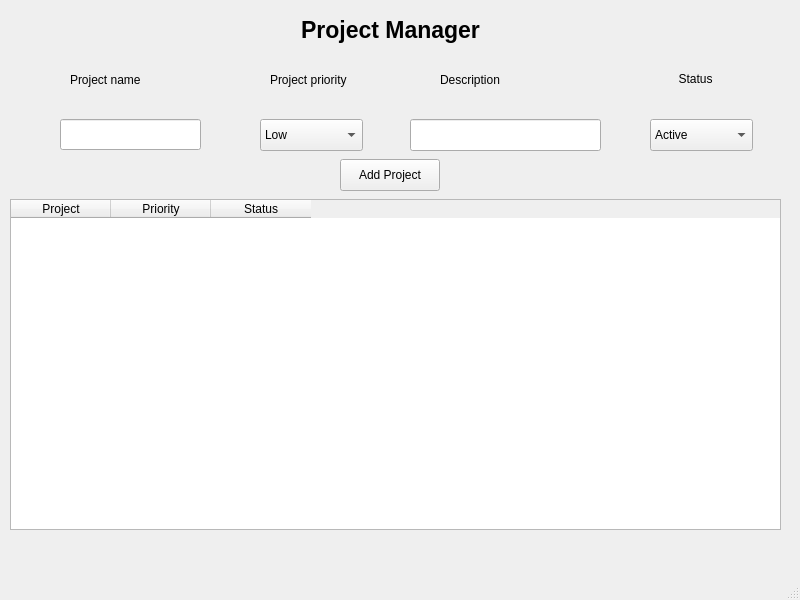
av7267/Cpp-and-Qt-learning, file Qt_projects/project_manager/mainwindow.ui: the form before one commit.
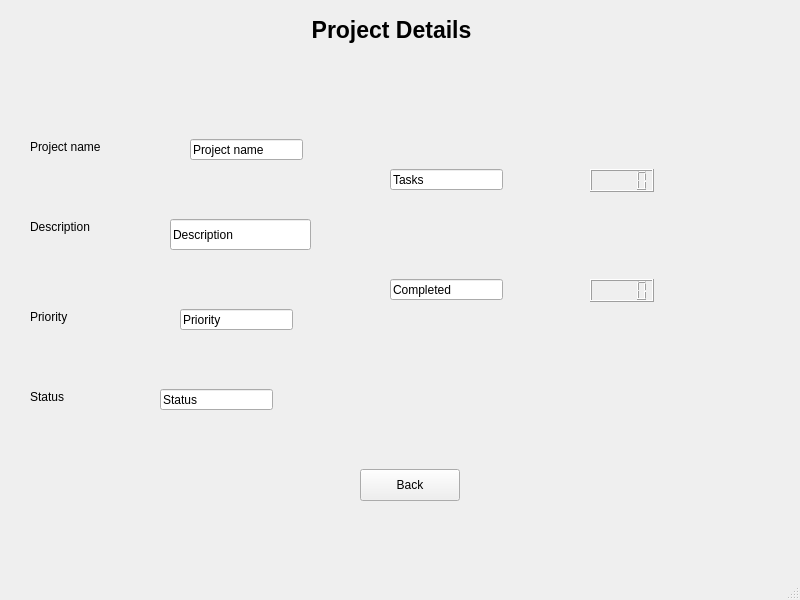
The form after the commit. The open tabs and pages were chosen to show the change. Icons and pictures are not drawn.

Commit message: added a project and done some questions on c++ with multiple concepts together in one question

Diff of the .ui file:
```diff
--- a/Qt_projects/project_manager/mainwindow.ui
+++ b/Qt_projects/project_manager/mainwindow.ui
@@ -119,7 +119,7 @@
        </font>
       </property>
       <property name="text">
-       <string>Project Manager</string>
+       <string>Project Management</string>
       </property>
       <property name="alignment">
        <set>Qt::AlignmentFlag::AlignCenter</set>
@@ -174,8 +174,8 @@
      <widget class="QPushButton" name="add_proj">
       <property name="geometry">
        <rect>
-        <x>340</x>
-        <y>160</y>
+        <x>330</x>
+        <y>180</y>
         <width>100</width>
         <height>32</height>
        </rect>
@@ -188,9 +188,9 @@
       <property name="geometry">
        <rect>
         <x>10</x>
-        <y>200</y>
+        <y>220</y>
         <width>771</width>
-        <height>331</height>
+        <height>311</height>
        </rect>
       </property>
       <property name="columnCount">
@@ -290,7 +290,314 @@
       </item>
      </widget>
     </widget>
-    <widget class="QWidget" name="page_details"/>
+    <widget class="QWidget" name="Project_details">
+     <widget class="QLabel" name="Heading_3">
+      <property name="geometry">
+       <rect>
+        <x>131</x>
+        <y>0</y>
+        <width>521</width>
+        <height>61</height>
+       </rect>
+      </property>
+      <property name="font">
+       <font>
+        <pointsize>17</pointsize>
+        <bold>true</bold>
+       </font>
+      </property>
+      <property name="text">
+       <string>Project Details</string>
+      </property>
+      <property name="alignment">
+       <set>Qt::AlignmentFlag::AlignCenter</set>
+      </property>
+     </widget>
+     <widget class="QLabel" name="Status">
+      <property name="geometry">
+       <rect>
+        <x>30</x>
+        <y>390</y>
+        <width>58</width>
+        <height>16</height>
+       </rect>
+      </property>
+      <property name="text">
+       <string>Status</string>
+      </property>
+     </widget>
+     <widget class="QLabel" name="Priority">
+      <property name="geometry">
+       <rect>
+        <x>30</x>
+        <y>310</y>
+        <width>58</width>
+        <height>16</height>
+       </rect>
+      </property>
+      <property name="text">
+       <string>Priority</string>
+      </property>
+     </widget>
+     <widget class="QLabel" name="Name">
+      <property name="geometry">
+       <rect>
+        <x>30</x>
+        <y>140</y>
+        <width>101</width>
+        <height>16</height>
+       </rect>
+      </property>
+      <property name="text">
+       <string>Project name</string>
+      </property>
+     </widget>
+     <widget class="QLabel" name="Description">
+      <property name="geometry">
+       <rect>
+        <x>30</x>
+        <y>220</y>
+        <width>101</width>
+        <height>16</height>
+       </rect>
+      </property>
+      <property name="text">
+       <string>Description</string>
+      </property>
+     </widget>
+     <widget class="QPushButton" name="backbtn">
+      <property name="geometry">
+       <rect>
+        <x>360</x>
+        <y>470</y>
+        <width>100</width>
+        <height>32</height>
+       </rect>
+      </property>
+      <property name="text">
+       <string>Back</string>
+      </property>
+     </widget>
+     <widget class="QLineEdit" name="project_priority">
+      <property name="geometry">
+       <rect>
+        <x>180</x>
+        <y>310</y>
+        <width>113</width>
+        <height>21</height>
+       </rect>
+      </property>
+      <property name="text">
+       <string>Priority</string>
+      </property>
+     </widget>
+     <widget class="QLineEdit" name="projectname">
+      <property name="geometry">
+       <rect>
+        <x>190</x>
+        <y>140</y>
+        <width>113</width>
+        <height>21</height>
+       </rect>
+      </property>
+      <property name="text">
+       <string>Project name</string>
+      </property>
+     </widget>
+     <widget class="QLineEdit" name="project_status">
+      <property name="geometry">
+       <rect>
+        <x>160</x>
+        <y>390</y>
+        <width>113</width>
+        <height>21</height>
+       </rect>
+      </property>
+      <property name="text">
+       <string>Status</string>
+      </property>
+     </widget>
+     <widget class="QLineEdit" name="project_description">
+      <property name="geometry">
+       <rect>
+        <x>170</x>
+        <y>220</y>
+        <width>141</width>
+        <height>31</height>
+       </rect>
+      </property>
+      <property name="text">
+       <string>Description</string>
+      </property>
+     </widget>
+     <widget class="QLineEdit" name="project_tasks">
+      <property name="geometry">
+       <rect>
+        <x>390</x>
+        <y>170</y>
+        <width>113</width>
+        <height>21</height>
+       </rect>
+      </property>
+      <property name="text">
+       <string>Tasks</string>
+      </property>
+     </widget>
+     <widget class="QLineEdit" name="proj_completed">
+      <property name="geometry">
+       <rect>
+        <x>390</x>
+        <y>280</y>
+        <width>113</width>
+        <height>21</height>
+       </rect>
+      </property>
+      <property name="text">
+       <string>Completed</string>
+      </property>
+     </widget>
+     <widget class="QLCDNumber" name="Tasks_number">
+      <property name="geometry">
+       <rect>
+        <x>590</x>
+        <y>170</y>
+        <width>64</width>
+        <height>23</height>
+       </rect>
+      </property>
+     </widget>
+     <widget class="QLCDNumber" name="completed_number">
+      <property name="geometry">
+       <rect>
+        <x>590</x>
+        <y>280</y>
+        <width>64</width>
+        <height>23</height>
+       </rect>
+      </property>
+     </widget>
+    </widget>
+    <widget class="QWidget" name="Dashboard">
+     <widget class="QLabel" name="Heading_2">
+      <property name="geometry">
+       <rect>
+        <x>110</x>
+        <y>20</y>
+        <width>571</width>
+        <height>91</height>
+       </rect>
+      </property>
+      <property name="font">
+       <font>
+        <pointsize>17</pointsize>
+        <bold>true</bold>
+       </font>
+      </property>
+      <property name="text">
+       <string>Project Manager</string>
+      </property>
+      <property name="alignment">
+       <set>Qt::AlignmentFlag::AlignCenter</set>
+      </property>
+     </widget>
+     <widget class="QLCDNumber" name="proj_count">
+      <property name="geometry">
+       <rect>
+        <x>460</x>
+        <y>170</y>
+        <width>91</width>
+        <height>23</height>
+       </rect>
+      </property>
+     </widget>
+     <widget class="QLCDNumber" name="active_proj_count">
+      <property name="geometry">
+       <rect>
+        <x>460</x>
+        <y>230</y>
+        <width>91</width>
+        <height>23</height>
+       </rect>
+      </property>
+     </widget>
+     <widget class="QLCDNumber" name="completed_proj_count">
+      <property name="geometry">
+       <rect>
+        <x>460</x>
+        <y>290</y>
+        <width>91</width>
+        <height>23</height>
+       </rect>
+      </property>
+     </widget>
+     <widget class="QLabel" name="lblTotalProjects">
+      <property name="geometry">
+       <rect>
+        <x>210</x>
+        <y>170</y>
+        <width>131</width>
+        <height>21</height>
+       </rect>
+      </property>
+      <property name="text">
+       <string>Total Projects</string>
+      </property>
+     </widget>
+     <widget class="QLabel" name="lblActiveProjects">
+      <property name="geometry">
+       <rect>
+        <x>210</x>
+        <y>230</y>
+        <width>131</width>
+        <height>21</height>
+       </rect>
+      </property>
+      <property name="text">
+       <string>Active Projects</string>
+      </property>
+     </widget>
+     <widget class="QLabel" name="lblCompletedProjects">
+      <property name="geometry">
+       <rect>
+        <x>210</x>
+        <y>290</y>
+        <width>131</width>
+        <height>21</height>
+       </rect>
+      </property>
+      <property name="text">
+       <string>Completed Projects</string>
+      </property>
+     </widget>
+     <widget class="QPushButton" name="pushButton">
+      <property name="geometry">
+       <rect>
+        <x>330</x>
+        <y>390</y>
+        <width>100</width>
+        <height>32</height>
+       </rect>
+      </property>
+      <property name="font">
+       <font>
+        <italic>true</italic>
+        <bold>true</bold>
+       </font>
+      </property>
+      <property name="text">
+       <string>Logout</string>
+      </property>
+      <property name="icon">
+       <iconset theme="QIcon::ThemeIcon::ApplicationExit"/>
+      </property>
+      <property name="autoDefault">
+       <bool>false</bool>
+      </property>
+      <property name="default">
+       <bool>false</bool>
+      </property>
+     </widget>
+    </widget>
    </widget>
   </widget>
   <widget class="QMenuBar" name="menubar">
```
Left out of the diff: 26 changed lines with no effect on the pictures. The commit also changes 16 other files.
